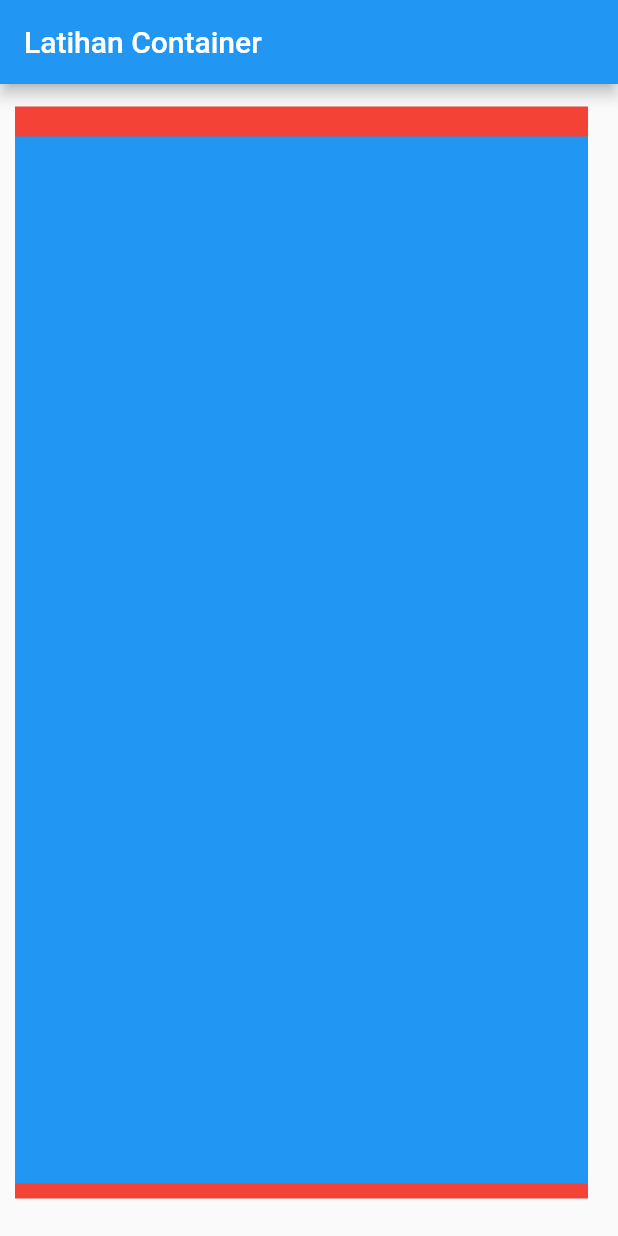
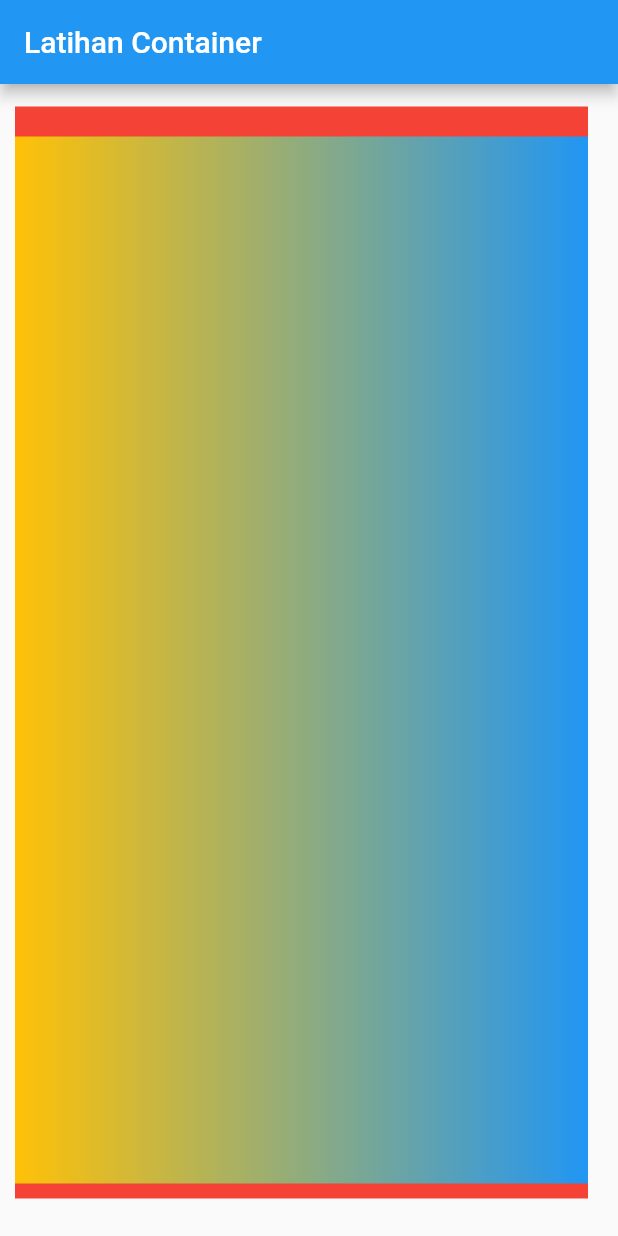
Before and after one commit to feyto81/learn-flutter-container, a Flutter app: the screen it shows after launch, on a phone screen of 412 x 824 dp. Run offline on Flutter 3.47's test engine with Material 2 defaults, Android fonts, the phone set to English and light mode, and no system bars.

Commit message:
adding color gradien amber and blue

```diff
--- a/lib/main.dart
+++ b/lib/main.dart
@@ -17,7 +17,9 @@ class MyApp extends StatelessWidget {
           margin: EdgeInsets.fromLTRB(10, 15, 20, 25),
           padding: EdgeInsets.only(bottom: 10, top: 20),
           child: Container(
-            decoration: BoxDecoration(color: Colors.blue),
+            decoration: BoxDecoration(
+                gradient:
+                    LinearGradient(colors: <Color>[Colors.amber, Colors.blue])),
           ),
         ),
       ),
```
